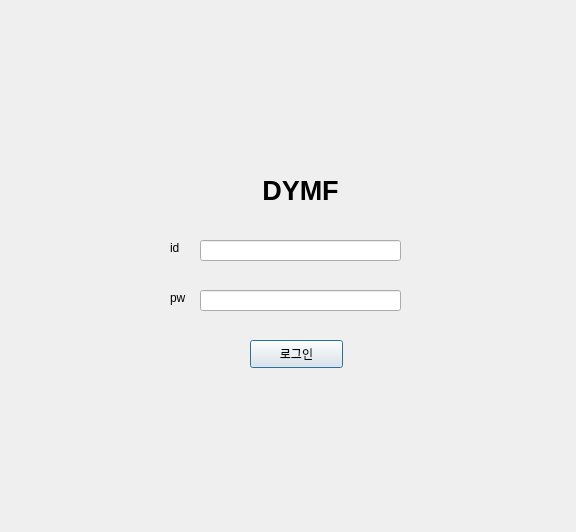
DY-Microfinance-Customer-Management/dymf-algorithm, file app/ui/login_page.ui: the form before one commit.
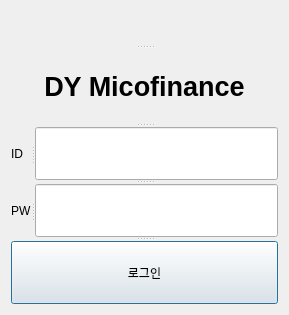
The form after the commit.

```diff
--- a/app/ui/login_page.ui
+++ b/app/ui/login_page.ui
@@ -6,22 +6,25 @@
    <rect>
     <x>0</x>
     <y>0</y>
-    <width>576</width>
-    <height>532</height>
+    <width>289</width>
+    <height>315</height>
    </rect>
   </property>
   <property name="windowTitle">
    <string>Dialog</string>
   </property>
+  <layout class="QGridLayout" name="gridLayout">
+   <item row="0" column="0">
+    <widget class="QSplitter" name="splitter_3">
+     <property name="orientation">
+      <enum>Qt::Vertical</enum>
+     </property>
+     <widget class="QLabel" name="logo_image">
+      <property name="text">
+       <string/>
+      </property>
+     </widget>
   <widget class="QLabel" name="login_label">
-   <property name="geometry">
-    <rect>
-     <x>190</x>
-     <y>160</y>
-     <width>221</width>
-     <height>61</height>
-    </rect>
-   </property>
    <property name="font">
     <font>
      <pointsize>20</pointsize>
@@ -30,7 +33,7 @@
     </font>
    </property>
    <property name="text">
-    <string>DYMF</string>
+       <string>DY Micofinance</string>
    </property>
    <property name="alignment">
     <set>Qt::AlignCenter</set>
@@ -39,91 +42,60 @@
     <number>1</number>
    </property>
   </widget>
-  <widget class="QLineEdit" name="id_text">
-   <property name="geometry">
-    <rect>
-     <x>200</x>
-     <y>240</y>
-     <width>201</width>
-     <height>21</height>
-    </rect>
-   </property>
-  </widget>
-  <widget class="QLineEdit" name="pw_text">
-   <property name="geometry">
-    <rect>
-     <x>200</x>
-     <y>290</y>
-     <width>201</width>
-     <height>21</height>
-    </rect>
-   </property>
-  </widget>
+     <widget class="QSplitter" name="splitter">
+      <property name="orientation">
+       <enum>Qt::Horizontal</enum>
+      </property>
   <widget class="QLabel" name="id_label">
-   <property name="geometry">
-    <rect>
-     <x>170</x>
-     <y>240</y>
-     <width>16</width>
-     <height>16</height>
-    </rect>
+       <property name="minimumSize">
+        <size>
+         <width>20</width>
+         <height>0</height>
+        </size>
+       </property>
+       <property name="maximumSize">
+        <size>
+         <width>20</width>
+         <height>16777215</height>
+        </size>
    </property>
    <property name="text">
-    <string>id</string>
-   </property>
-  </widget>
+        <string>ID</string>
+       </property>
+      </widget>
+      <widget class="QLineEdit" name="id_text"/>
+     </widget>
+     <widget class="QSplitter" name="splitter_2">
+      <property name="orientation">
+       <enum>Qt::Horizontal</enum>
+      </property>
   <widget class="QLabel" name="pw_label">
-   <property name="geometry">
-    <rect>
-     <x>170</x>
-     <y>290</y>
-     <width>21</width>
-     <height>16</height>
-    </rect>
+       <property name="minimumSize">
+        <size>
+         <width>20</width>
+         <height>0</height>
+        </size>
+       </property>
+       <property name="maximumSize">
+        <size>
+         <width>20</width>
+         <height>16777215</height>
+        </size>
    </property>
    <property name="text">
-    <string>pw</string>
-   </property>
+        <string>PW</string>
+       </property>
+      </widget>
+      <widget class="QLineEdit" name="pw_text"/>
   </widget>
   <widget class="QPushButton" name="login_button">
-   <property name="geometry">
-    <rect>
-     <x>250</x>
-     <y>340</y>
-     <width>93</width>
-     <height>28</height>
-    </rect>
-   </property>
    <property name="text">
     <string>로그인</string>
    </property>
   </widget>
-  <widget class="QLabel" name="error_text">
-   <property name="geometry">
-    <rect>
-     <x>150</x>
-     <y>400</y>
-     <width>291</width>
-     <height>20</height>
-    </rect>
-   </property>
-   <property name="text">
-    <string/>
-   </property>
-  </widget>
-  <widget class="QLabel" name="logo_image">
-   <property name="geometry">
-    <rect>
-     <x>250</x>
-     <y>40</y>
-     <width>101</width>
-     <height>91</height>
-    </rect>
-   </property>
-   <property name="text">
-    <string/>
-   </property>
-  </widget>
+    </widget>
+   </item>
+  </layout>
  </widget>
  <resources/>
  <connections/>
```
Left out of the diff: 4 changed lines with no effect on the pictures. Lines whose indentation alone changed are shown as unchanged.
